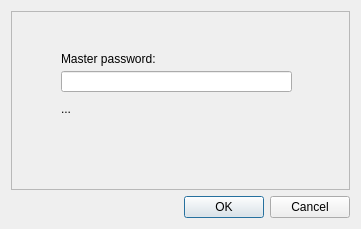
First picture: the form in ui/login_window_hashed_maze.ui, repository TitoBarrosTI/hashed_maze, before the edit.
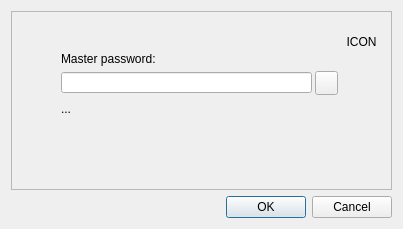
Second picture: the form after the edit.

Commit message: feat(ui): add new UI components (not yet wired)

Diff of the .ui file:
```diff
--- a/ui/login_window_hashed_maze.ui
+++ b/ui/login_window_hashed_maze.ui
@@ -6,7 +6,7 @@
    <rect>
     <x>0</x>
     <y>0</y>
-    <width>361</width>
+    <width>403</width>
     <height>229</height>
    </rect>
   </property>
@@ -26,8 +26,8 @@
       <property name="geometry">
        <rect>
         <x>50</x>
-        <y>60</y>
-        <width>231</width>
+        <y>61</y>
+        <width>251</width>
         <height>21</height>
        </rect>
       </property>
@@ -59,7 +59,7 @@
        <rect>
         <x>50</x>
         <y>90</y>
-        <width>281</width>
+        <width>321</width>
         <height>16</height>
        </rect>
       </property>
@@ -67,6 +67,38 @@
        <string>...</string>
       </property>
      </widget>
+     <widget class="QLabel" name="lblIconPad">
+      <property name="geometry">
+       <rect>
+        <x>330</x>
+        <y>10</y>
+        <width>41</width>
+        <height>41</height>
+       </rect>
+      </property>
+      <property name="text">
+       <string>ICON</string>
+      </property>
+      <property name="alignment">
+       <set>Qt::AlignmentFlag::AlignCenter</set>
+      </property>
+     </widget>
+     <widget class="QPushButton" name="btnShowPWD">
+      <property name="geometry">
+       <rect>
+        <x>304</x>
+        <y>60</y>
+        <width>23</width>
+        <height>24</height>
+       </rect>
+      </property>
+      <property name="toolTip">
+       <string>&lt;html&gt;&lt;head/&gt;&lt;body&gt;&lt;p&gt;show/hide password&lt;/p&gt;&lt;/body&gt;&lt;/html&gt;</string>
+      </property>
+      <property name="text">
+       <string/>
+      </property>
+     </widget>
     </widget>
    </item>
    <item row="1" column="0">
```
The commit also changes 2 other files.
